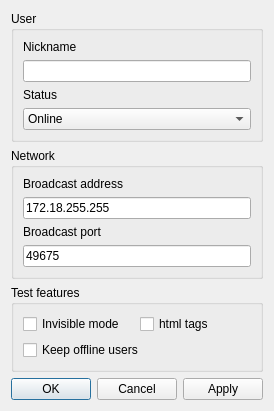
Qt form qConfig.ui (darl/qChat) before a commit.
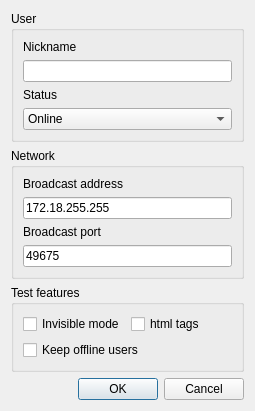
The same form after that commit. Icons and pictures are not drawn.

Commit message: config dialog is now work, but not saving between sessions

```diff
--- a/qConfig.ui
+++ b/qConfig.ui
@@ -2,16 +2,41 @@
 <ui version="4.0">
  <class>qconfig</class>
  <widget class="QDialog" name="qconfig">
+  <property name="enabled">
+   <bool>true</bool>
+  </property>
   <property name="geometry">
    <rect>
     <x>0</x>
     <y>0</y>
     <width>255</width>
-    <height>366</height>
+    <height>368</height>
    </rect>
   </property>
+  <property name="sizePolicy">
+   <sizepolicy hsizetype="Preferred" vsizetype="Preferred">
+    <horstretch>0</horstretch>
+    <verstretch>0</verstretch>
+   </sizepolicy>
+  </property>
+  <property name="maximumSize">
+   <size>
+    <width>255</width>
+    <height>368</height>
+   </size>
+  </property>
   <property name="windowTitle">
-   <string>Dialog</string>
+   <string>Config</string>
+  </property>
+  <property name="windowIcon">
+   <iconset resource="res.qrc">
+    <normaloff>:/config</normaloff>:/config</iconset>
+  </property>
+  <property name="styleSheet">
+   <string notr="true"/>
+  </property>
+  <property name="sizeGripEnabled">
+   <bool>false</bool>
   </property>
   <layout class="QVBoxLayout" name="verticalLayout">
    <item>
@@ -144,7 +169,7 @@
       <enum>Qt::Horizontal</enum>
      </property>
      <property name="standardButtons">
-      <set>QDialogButtonBox::Apply|QDialogButtonBox::Cancel|QDialogButtonBox::Ok</set>
+      <set>QDialogButtonBox::Cancel|QDialogButtonBox::Ok</set>
      </property>
     </widget>
    </item>
```
Left out of the diff: 6 changed lines with no effect on the pictures. The commit also changes 8 other files.
